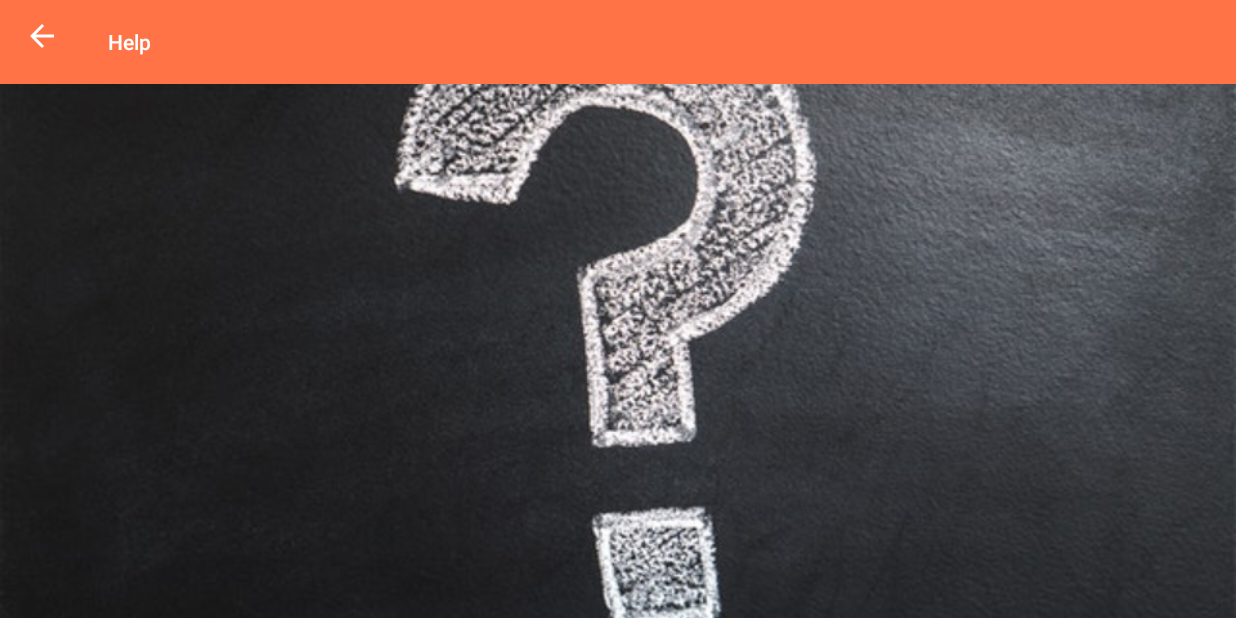
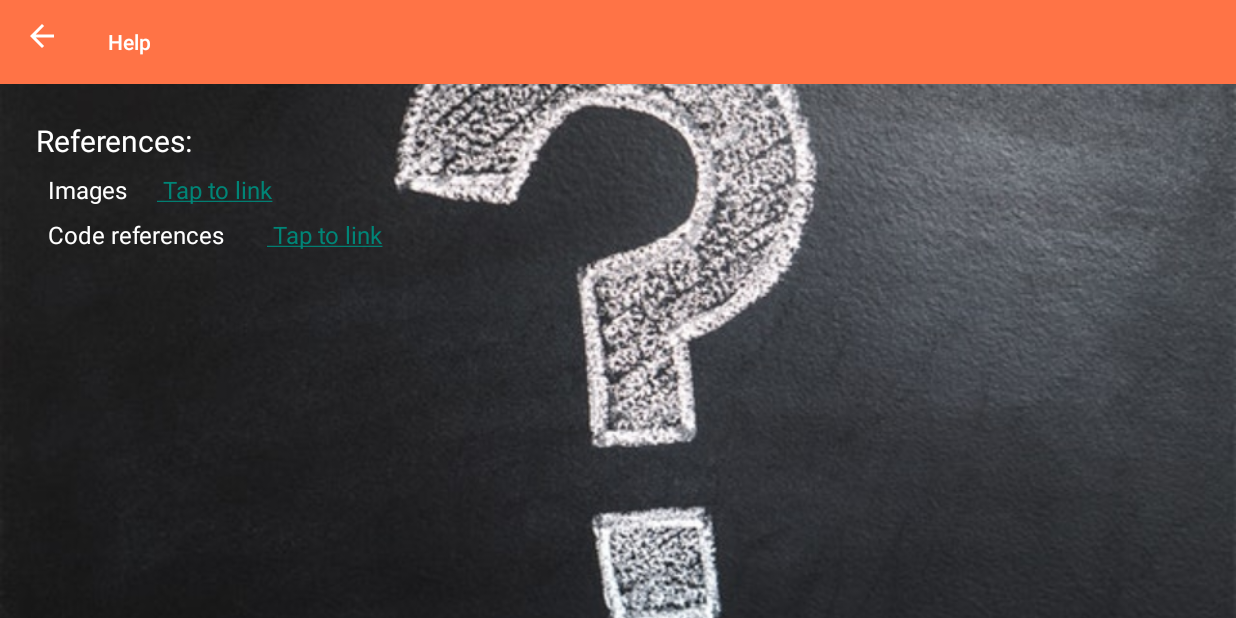
Before and after one commit to hanidnguyen/Diamond-Seeker, an Android app: the HelpPage screen opened directly, with no data from a screen before it, on a phone screen of 824 x 412 dp (held sideways). Run offline under Robolectric (Android 15) with nearby library versions, the phone set to English and light mode, and no system bars.

Commit message:
Added hyperlink texts to the help page.

```diff
--- a/app/src/main/AndroidManifest.xml
+++ b/app/src/main/AndroidManifest.xml
@@ -8,7 +8,8 @@
         android:label="@string/app_name"
         android:roundIcon="@mipmap/ic_launcher_round"
         android:supportsRtl="true"
-        android:theme="@style/Theme.DiamondSeeker">
+        android:theme="@style/Theme.DiamondSeeker"
+        android:fullBackupOnly="true">
         <activity
             android:name=".PlayGame"
             android:exported="true"
@@ -40,7 +41,6 @@
             android:screenOrientation="landscape">
             <intent-filter>
                 <action android:name="android.intent.action.MAIN" />
-
                 <category android:name="android.intent.category.LAUNCHER" />
             </intent-filter>
         </activity>
--- a/app/src/main/java/cmpt276/assignment3/diamondseeker/HelpPage.java
+++ b/app/src/main/java/cmpt276/assignment3/diamondseeker/HelpPage.java
@@ -5,7 +5,11 @@ import androidx.appcompat.app.ActionBar;
 import androidx.appcompat.app.AppCompatActivity;
 
 import android.os.Bundle;
+import android.text.method.LinkMovementMethod;
 import android.view.MenuItem;
+import android.widget.TextView;
+
+import org.w3c.dom.Text;
 
 public class HelpPage extends AppCompatActivity {
 
@@ -17,6 +21,15 @@ public class HelpPage extends AppCompatActivity {
         ActionBar ab = getSupportActionBar();
         assert ab != null;
         ab.setDisplayHomeAsUpEnabled(true);
+
+        setupHyperlinks();
+    }
+
+    private void setupHyperlinks() {
+        TextView txt = findViewById(R.id.ref1);
+        txt.setMovementMethod(LinkMovementMethod.getInstance());
+        TextView txt2 = findViewById(R.id.ref2);
+        txt2.setMovementMethod(LinkMovementMethod.getInstance());
     }
 
     @Override
--- a/app/src/main/java/cmpt276/assignment3/diamondseeker/OptionsPage.java
+++ b/app/src/main/java/cmpt276/assignment3/diamondseeker/OptionsPage.java
@@ -47,10 +47,7 @@ public class OptionsPage extends AppCompatActivity {
             RadioButton button = new RadioButton(this);
             button.setText(optionsDisplay[i]);
 
-            //TODO: Set on-click callbacks
-            button.setOnClickListener(view -> {
-                board_option = numPanel;
-            });
+            button.setOnClickListener(view -> board_option = numPanel);
 
             //Add to radio group:
             group.addView(button);
--- a/app/src/main/res/layout/activity_help_page.xml
+++ b/app/src/main/res/layout/activity_help_page.xml
@@ -11,11 +11,12 @@
         android:layout_width="fill_parent"
         android:layout_height="fill_parent"
         android:scaleType="centerCrop"
-        app:srcCompat="@drawable/help_background"
+        android:contentDescription="Help Background"
         app:layout_constraintBottom_toBottomOf="parent"
         app:layout_constraintEnd_toEndOf="parent"
         app:layout_constraintStart_toStartOf="parent"
-        app:layout_constraintTop_toTopOf="parent" />
+        app:layout_constraintTop_toTopOf="parent"
+        app:srcCompat="@drawable/help_background" />
 
     <androidx.appcompat.widget.Toolbar
         android:id="@+id/help_toolbar"
@@ -24,11 +25,68 @@
         android:background="@color/orange"
         android:minHeight="?attr/actionBarSize"
         android:theme="?attr/actionBarTheme"
-        app:theme="@style/ThemeOverlay.AppCompat.Dark.ActionBar"
         app:layout_constraintEnd_toEndOf="parent"
         app:layout_constraintStart_toStartOf="parent"
-        app:layout_constraintTop_toTopOf="parent" />
+        app:layout_constraintTop_toTopOf="parent"
+        app:theme="@style/ThemeOverlay.AppCompat.Dark.ActionBar" />
 
+    <TextView
+        android:id="@+id/ref1"
+        android:layout_width="wrap_content"
+        android:layout_height="wrap_content"
+        android:layout_marginStart="20dp"
+        android:layout_marginTop="8dp"
+        android:text="@string/question_mark_image_ref"
+        android:textSize="16sp"
+        app:layout_constraintStart_toEndOf="@+id/textView2"
+        app:layout_constraintTop_toBottomOf="@+id/textView" />
+
+    <TextView
+        android:id="@+id/ref2"
+        android:layout_width="wrap_content"
+        android:layout_height="wrap_content"
+        android:layout_marginStart="28dp"
+        android:layout_marginTop="8dp"
+        android:text="@string/onActivity_ref"
+        android:textSize="16sp"
+        app:layout_constraintStart_toEndOf="@+id/textView3"
+        app:layout_constraintTop_toBottomOf="@+id/textView2" />
+
+    <TextView
+        android:id="@+id/textView"
+        android:layout_width="wrap_content"
+        android:layout_height="wrap_content"
+        android:layout_marginStart="24dp"
+        android:layout_marginTop="24dp"
+        android:text="References:"
+        android:textColor="@color/white"
+        android:textSize="20sp"
+        app:layout_constraintStart_toStartOf="parent"
+        app:layout_constraintTop_toBottomOf="@+id/help_toolbar" />
+
+    <TextView
+        android:id="@+id/textView2"
+        android:layout_width="wrap_content"
+        android:layout_height="wrap_content"
+        android:layout_marginStart="32dp"
+        android:layout_marginTop="8dp"
+        android:text="Images"
+        android:textColor="@color/white"
+        android:textSize="16sp"
+        app:layout_constraintStart_toStartOf="@+id/imageView2"
+        app:layout_constraintTop_toBottomOf="@+id/textView" />
+
+    <TextView
+        android:id="@+id/textView3"
+        android:layout_width="wrap_content"
+        android:layout_height="wrap_content"
+        android:layout_marginStart="32dp"
+        android:layout_marginTop="8dp"
+        android:text="Code references"
+        android:textColor="@color/white"
+        android:textSize="16sp"
+        app:layout_constraintStart_toStartOf="parent"
+        app:layout_constraintTop_toBottomOf="@+id/textView2" />
 
 
 </androidx.constraintlayout.widget.ConstraintLayout>
--- a/app/src/main/res/values/strings.xml
+++ b/app/src/main/res/values/strings.xml
@@ -1,3 +1,10 @@
 <resources>
     <string name="app_name">DiamondSeeker</string>
+    <string name="question_mark_image_ref"><a
+        href="https://www.pexels.com/photo/question-mark-on-chalk-board-356079/">
+        Tap to link</a></string>
+    <string name="onActivity_ref"><a
+        href="https://stackoverflow.com/questions/62671106/onactivityresult-method-is-deprecated-what-is-the-alternative">
+        Tap to link</a></string>
+
 </resources>
```
